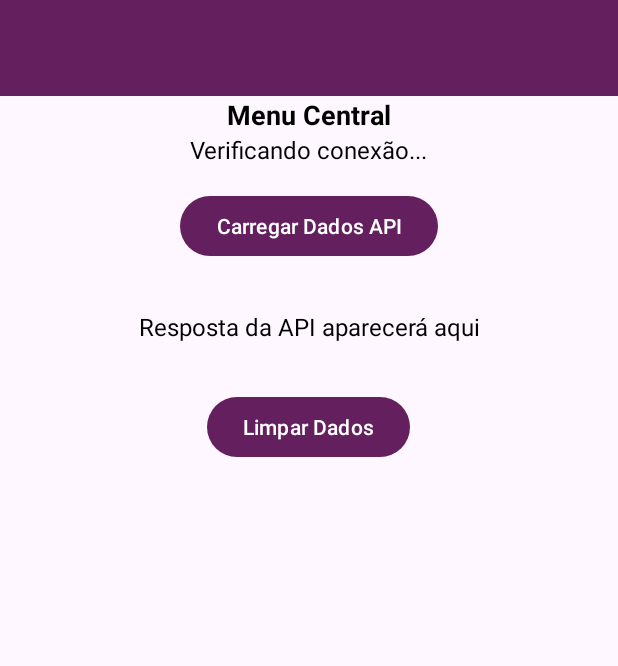
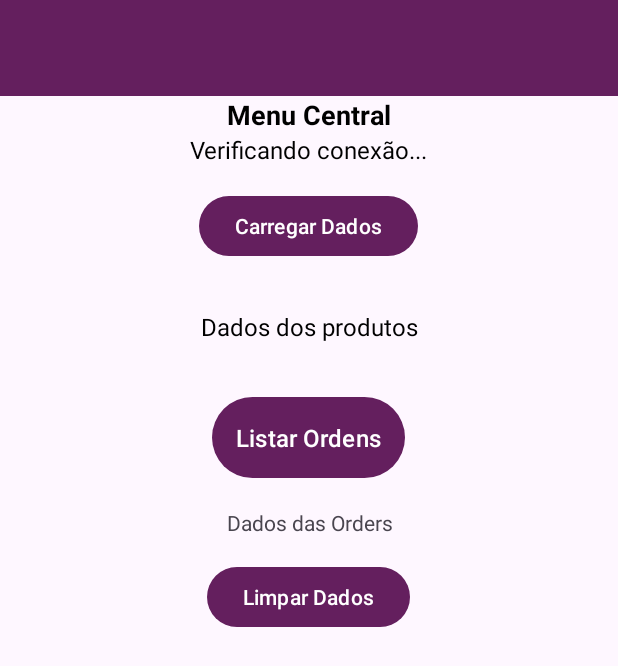
Before and after one commit to BarbaGrisalha/mobileSpotWine, an Android app: the MenuMainActivity screen opened directly, with no data from a screen before it, on a phone screen of 412 x 824 dp. Shown: the top 666 px of the screen. Run offline under Robolectric (Android 15) with nearby library versions, the phone set to English and light mode, and no system bars; our stand-ins replace Volley; network calls fail.

Commit message:
Formatação das orders

```diff
--- a/app/src/main/res/layout/activity_menu_main.xml
+++ b/app/src/main/res/layout/activity_menu_main.xml
@@ -51,17 +51,34 @@
             android:layout_height="wrap_content"
             android:layout_gravity="center"
             android:layout_margin="16dp"
-            android:text="Carregar Dados API"/>
+            android:text="Carregar Dados"/>
         <TextView
             android:id="@+id/tvApiResponse"
             android:layout_width="match_parent"
             android:layout_height="wrap_content"
-            android:text="Resposta da API aparecerá aqui"
+            android:text="Dados dos produtos"
             android:textSize="16sp"
             android:padding="16dp"
             android:gravity="center"
             android:textColor="@android:color/black"
             />
+        <Button
+            android:id="@+id/btnOrder"
+            android:layout_width="wrap_content"
+            android:layout_height="wrap_content"
+            android:layout_gravity="center"
+            android:layout_margin="16dp"
+            android:text="Listar Ordens"
+            android:textSize="16sp"
+            android:padding="16dp"
+            android:gravity="center"
+            android:textColor="@color/white"/>
+        <TextView
+            android:id="@+id/orderApiResponse"
+            android:layout_width="match_parent"
+            android:layout_height="wrap_content"
+            android:gravity="center"
+            android:text="Dados das Orders"/>
         <!-- Limpar botão -->
         <Button
             android:id="@+id/btnClearData"
```
Also changed, not shown: app/src/main/java/pt/ipleiria/estg/dei/amsi/mobilesportwine/MenuMainActivity.java (+9 -8 lines).
